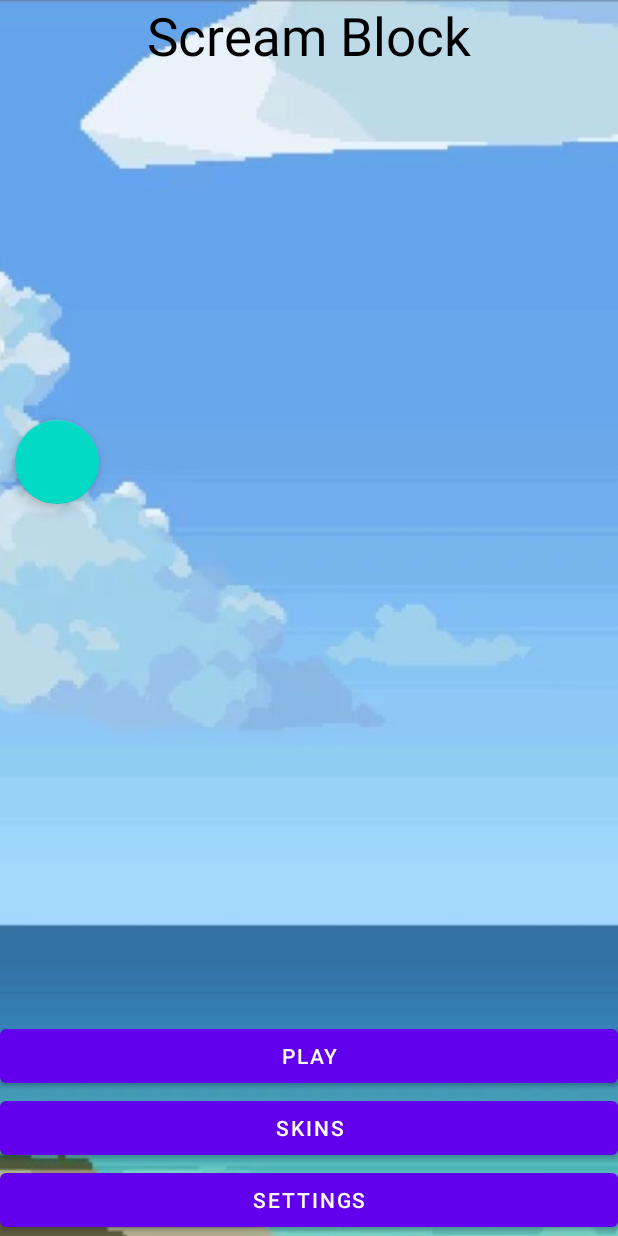
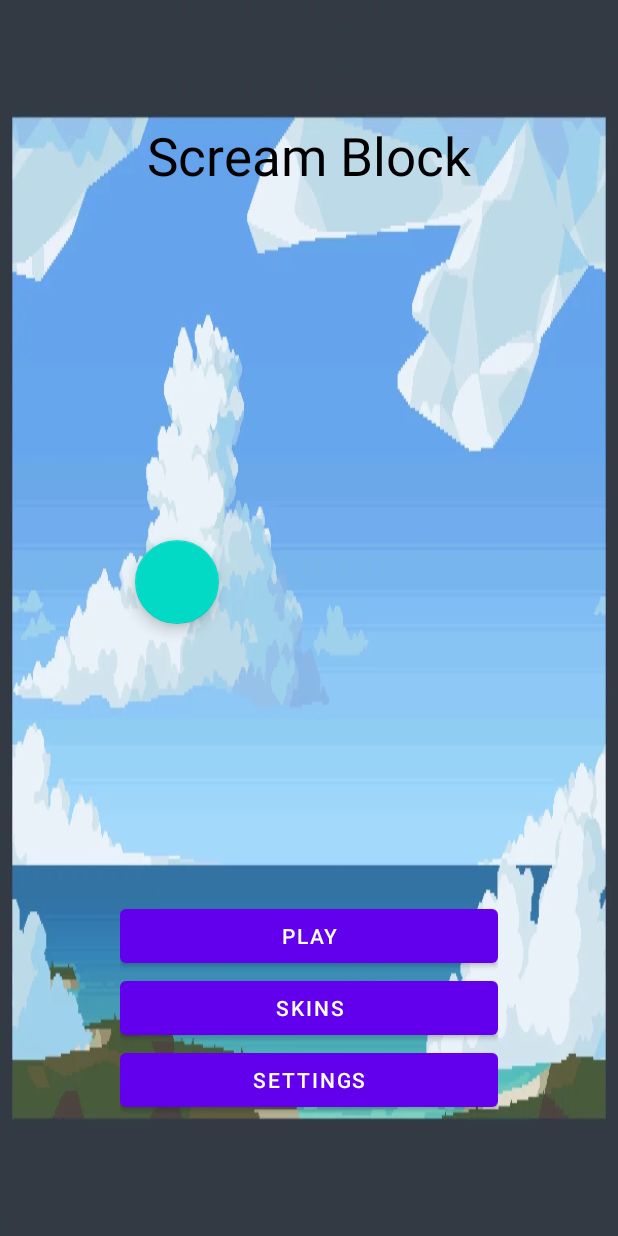
Before and after one commit to daigenburton/ec327, an Android app: the layout main.xml on its own in the app's theme, with its tools: preview values and no code run, on a phone screen of 412 x 824 dp. Run offline under Robolectric (Android 15) with nearby library versions, the phone set to English and light mode, and no system bars.

Commit message:
Revert "Cropped background.jpg to fit and added center crop to fill screen, need to add padding to buttons"
This reverts commit 0eee27e533576d85dbca8c7b6f2ea953fa68c567.

```diff
--- a/app/src/main/res/layout/main.xml
+++ b/app/src/main/res/layout/main.xml
@@ -1,15 +1,9 @@
 <?xml version="1.0" encoding="utf-8"?>
 <RelativeLayout xmlns:android="http://schemas.android.com/apk/res/android"
     android:layout_width="match_parent"
-    android:layout_height="match_parent">
-
-    <ImageView
-        android:layout_width="fill_parent"
-        android:layout_height="fill_parent"
-        android:id="@+id/backgroundImageView"
-        android:src="@drawable/background"
-        android:scaleType="centerCrop"
-        ></ImageView>
+    android:layout_height="match_parent"
+    android:background="@drawable/background"
+    android:padding="80dp">
 
 
     <!-- Displays App Name -->
```
Also changed, not shown: app/src/main/res/drawable/background.jpeg.
